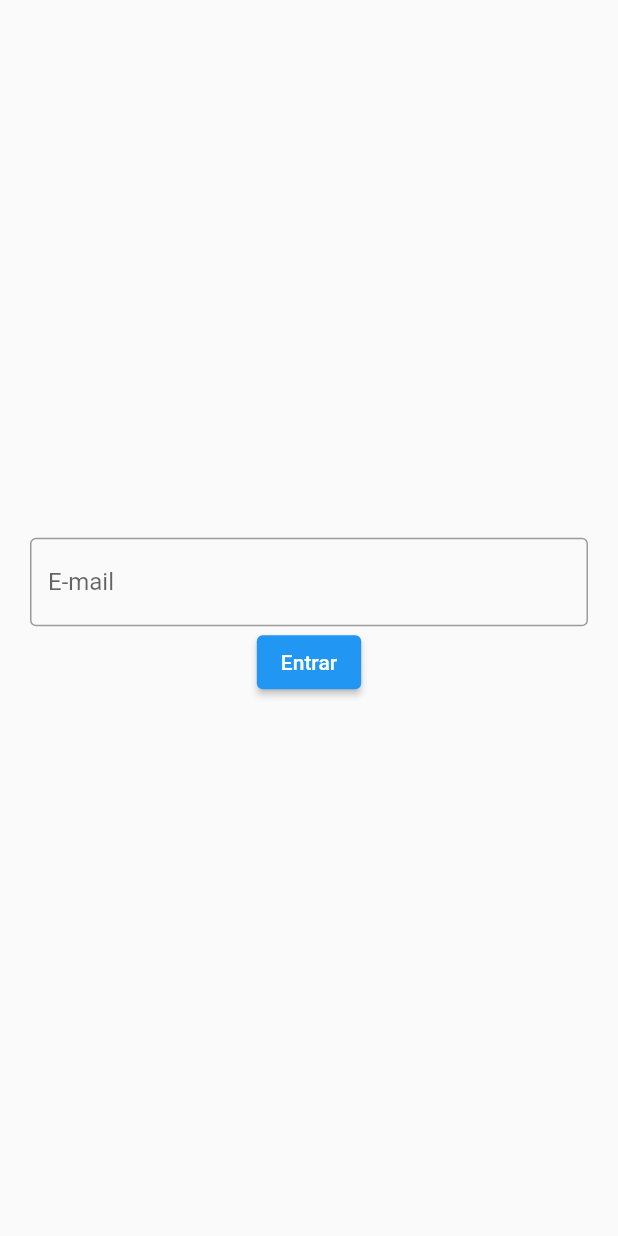
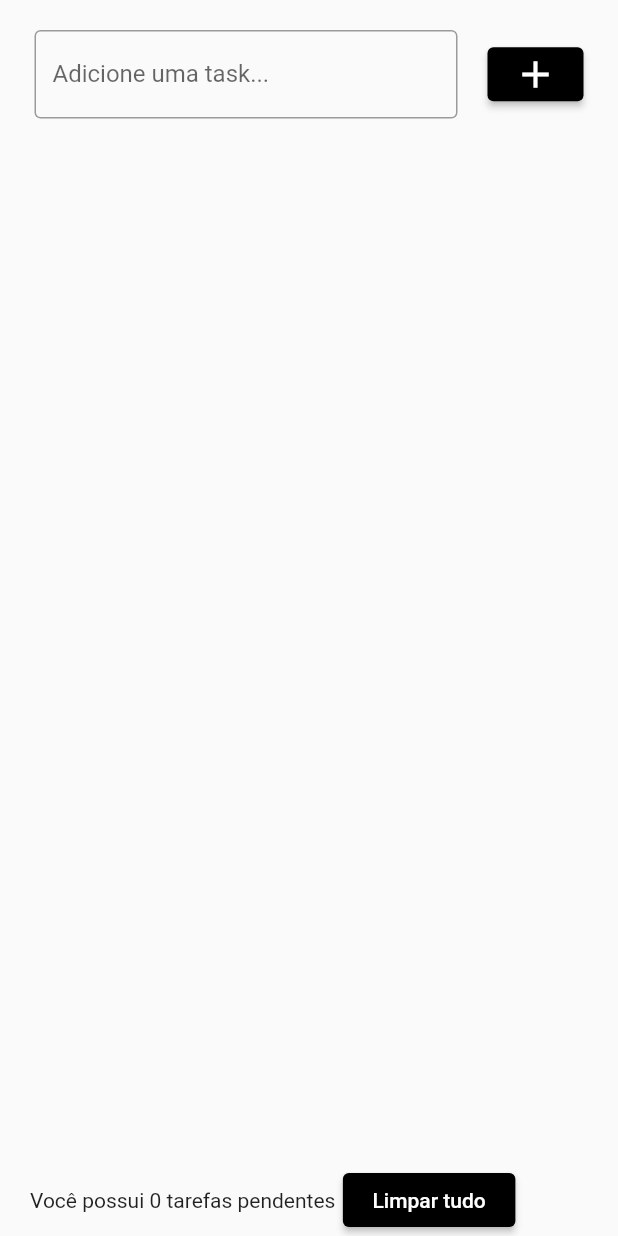
Before and after one commit to nickolasdeluca/flutter-playground, a Flutter app: the screen it shows after launch, on a phone screen of 412 x 824 dp. Run offline on Flutter 3.47's test engine with Material 2 defaults, Android fonts, the phone set to English and light mode, and no system bars.

Commit message:
Added function to taskList

```diff
--- a/tasklist/lib/main.dart
+++ b/tasklist/lib/main.dart
@@ -10,7 +10,7 @@ class App extends StatelessWidget {
 
   @override
   Widget build(BuildContext context) {
-    return MaterialApp(
+    return const MaterialApp(
       debugShowCheckedModeBanner: false,
       home: TaskListPage(),
     );
--- a/tasklist/lib/tasklist_page.dart
+++ b/tasklist/lib/tasklist_page.dart
@@ -1,38 +1,119 @@
 import 'package:flutter/material.dart';
 
-class TaskListPage extends StatelessWidget {
-  TaskListPage({Key? key}) : super(key: key);
+class TaskListPage extends StatefulWidget {
+  const TaskListPage({Key? key}) : super(key: key);
 
-  final TextEditingController emailController = TextEditingController();
+  @override
+  State<TaskListPage> createState() => _TaskListPageState();
+}
 
-  void login() {
-    String text = emailController.text;
-    print('email $text');
+class _TaskListPageState extends State<TaskListPage> {
+  List<String> tasks = [];
+
+  final TextEditingController taskController = TextEditingController();
+
+  void _addTask(String value) {
+    if (value.isEmpty) {
+      return;
+    }
+
+    tasks.add(value);
+    taskController.clear();
+  }
+
+  void _clearTasks() {
+    tasks.clear();
   }
 
   @override
   Widget build(BuildContext context) {
     return Scaffold(
       body: SafeArea(
+        top: true,
+        bottom: true,
         child: Padding(
-          padding: const EdgeInsets.only(left: 20, right: 20),
+          padding: const EdgeInsets.only(top: 20, left: 20, right: 20),
           child: Column(
-            mainAxisAlignment: MainAxisAlignment.center,
+            mainAxisAlignment: MainAxisAlignment.spaceEvenly,
             children: [
-              TextField(
-                controller: emailController,
+              Padding(
+                padding: const EdgeInsets.only(left: 3, right: 3),
+                child: Row(
+                  children: [
+                    Flexible(
+                      child: TextField(
+                        controller: taskController,
                         decoration: const InputDecoration(
-                  labelText: 'E-mail',
-                  hintText: 'exemplo@exemplo.com.br',
                             border: OutlineInputBorder(),
+                            labelText: 'Adicione uma task...',
+                            hintText: "Ex.: Task FOL-3728"),
                       ),
+                    ),
+                    const SizedBox(
+                      width: 20,
                     ),
                     ElevatedButton(
                       onPressed: (() {
-                  login();
+                        setState(() {
+                          _addTask(taskController.text);
+                          taskController.clear;
+                        });
                       }),
-                child: const Text('Entrar'),
+                      style: ElevatedButton.styleFrom(
+                        primary: Colors.black,
+                      ),
+                      child: const Icon(
+                        Icons.add,
+                        size: 30,
+                      ),
                     )
+                  ],
+                ),
+              ),
+              const SizedBox(
+                height: 20,
+              ),
+              Flexible(
+                child: ListView.builder(
+                  itemCount: tasks.length,
+                  itemBuilder: (BuildContext context, int index) {
+                    return Card(
+                      color: Colors.black45,
+                      child: ListTile(
+                        title: Text(
+                          '${index + 1} - ${tasks[index]}',
+                          style: const TextStyle(color: Colors.white),
+                        ),
+                      ),
+                    );
+                  },
+                ),
+              ),
+              Row(
+                children: [
+                  Flexible(
+                    child:
+                        Text('Você possui ${tasks.length} tarefas pendentes'),
+                  ),
+                  const SizedBox(
+                    width: 5,
+                  ),
+                  SizedBox(
+                    width: 115,
+                    child: ElevatedButton(
+                      onPressed: () {
+                        setState(() {
+                          _clearTasks();
+                        });
+                      },
+                      style: ElevatedButton.styleFrom(
+                        primary: Colors.black,
+                      ),
+                      child: const Text('Limpar tudo'),
+                    ),
+                  )
+                ],
+              ),
             ],
           ),
         ),
```
Lines whose indentation alone changed are shown as unchanged.
